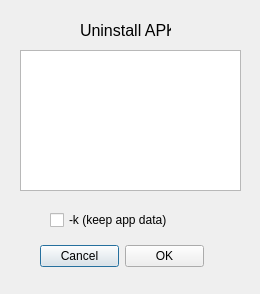
Above: uninstalldialog.ui from kbrack1/adbFire before the change. Below: the same form after it.
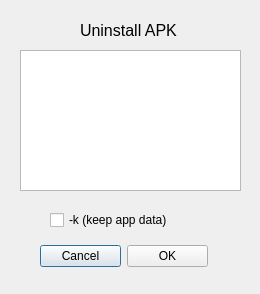
That is the form after the change.

What changed in the file:
```diff
--- a/uninstalldialog.ui
+++ b/uninstalldialog.ui
@@ -28,7 +28,7 @@
     <rect>
      <x>80</x>
      <y>20</y>
-     <width>91</width>
+     <width>141</width>
      <height>22</height>
     </rect>
    </property>
@@ -59,12 +59,12 @@
     <string>-k (keep app data)</string>
    </property>
   </widget>
-  <widget class="QWidget" name="">
+  <widget class="QWidget" name="layoutWidget">
    <property name="geometry">
     <rect>
      <x>40</x>
      <y>240</y>
-     <width>164</width>
+     <width>168</width>
      <height>32</height>
     </rect>
    </property>
```
